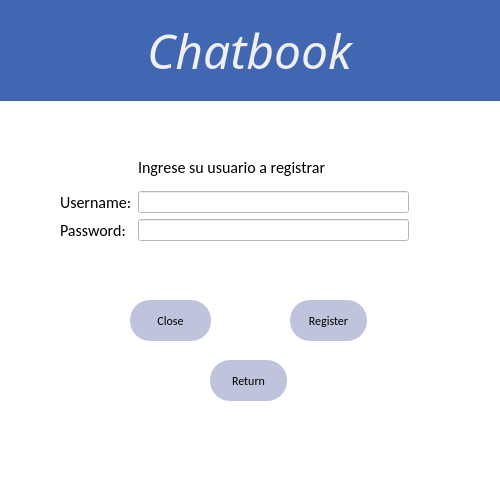
The window that Register.ui (Sastiazaran/chatRooms) describes before a commit, drawn with Qt 5.
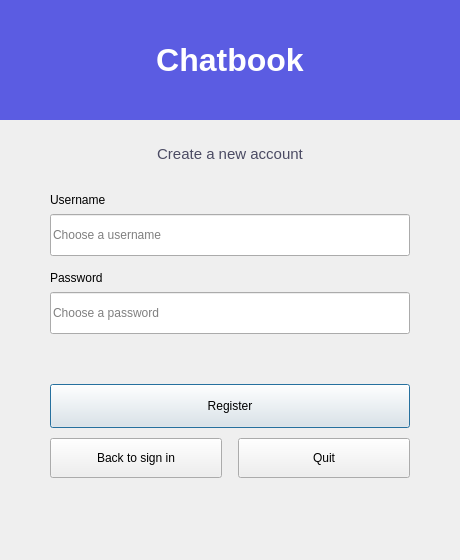
The same window after the commit.

```diff
--- a/Register.ui
+++ b/Register.ui
@@ -6,177 +6,30 @@
    <rect>
     <x>0</x>
     <y>0</y>
-    <width>500</width>
-    <height>500</height>
+    <width>460</width>
+    <height>560</height>
    </rect>
   </property>
-  <property name="maximumSize">
+  <property name="minimumSize">
    <size>
-    <width>1000</width>
-    <height>1000</height>
+    <width>420</width>
+    <height>520</height>
    </size>
   </property>
   <property name="windowTitle">
    <string>Dialog</string>
   </property>
-  <property name="styleSheet">
-   <string notr="true">background-color: rgb(255,255, 255);</string>
-  </property>
-  <widget class="QWidget" name="layoutWidget">
-   <property name="geometry">
-    <rect>
-     <x>60</x>
-     <y>150</y>
-     <width>349</width>
-     <height>91</height>
-    </rect>
-   </property>
-   <layout class="QGridLayout" name="gridLayout">
-    <item row="3" column="1">
-     <widget class="QLineEdit" name="lineEdit_2">
-      <property name="styleSheet">
-       <string notr="true">
-background-color: rgb(255, 255, 255);</string>
-      </property>
-      <property name="echoMode">
-       <enum>QLineEdit::Password</enum>
-      </property>
-     </widget>
-    </item>
-    <item row="2" column="0">
-     <widget class="QLabel" name="label_3">
-      <property name="font">
-       <font>
-        <family>Calibri</family>
-        <pointsize>12</pointsize>
-       </font>
-      </property>
-      <property name="text">
-       <string>Username:</string>
-      </property>
-     </widget>
-    </item>
-    <item row="2" column="1">
-     <widget class="QLineEdit" name="lineEdit">
-      <property name="font">
-       <font>
-        <family>Consolas</family>
-       </font>
-      </property>
-      <property name="styleSheet">
-       <string notr="true">
-background-color: rgb(255, 255, 255);</string>
-      </property>
-     </widget>
-    </item>
-    <item row="3" column="0">
-     <widget class="QLabel" name="label_4">
-      <property name="font">
-       <font>
-        <family>Calibri</family>
-        <pointsize>12</pointsize>
-       </font>
-      </property>
-      <property name="text">
-       <string>Password:</string>
-      </property>
-     </widget>
-    </item>
-    <item row="1" column="1">
-     <widget class="QLabel" name="label_2">
-      <property name="font">
-       <font>
-        <family>Calibri</family>
-        <pointsize>12</pointsize>
-       </font>
-      </property>
-      <property name="text">
-       <string>Ingrese su usuario a registrar</string>
-      </property>
-     </widget>
-    </item>
-   </layout>
-  </widget>
-  <widget class="QLabel" name="label_5">
-   <property name="geometry">
-    <rect>
-     <x>50</x>
-     <y>260</y>
-     <width>411</width>
-     <height>20</height>
-    </rect>
-   </property>
-   <property name="styleSheet">
-    <string notr="true">font: 11pt &quot;Consolas&quot;;
-color: red;</string>
-   </property>
-   <property name="text">
-    <string/>
-   </property>
-  </widget>
-  <widget class="QPushButton" name="pushButton">
-   <property name="geometry">
-    <rect>
-     <x>210</x>
-     <y>360</y>
-     <width>77</width>
-     <height>41</height>
-    </rect>
-   </property>
-   <property name="font">
-    <font>
-     <family>Calibri</family>
-    </font>
-   </property>
-   <property name="styleSheet">
-    <string notr="true">border-radius:20px;
-background-color: rgb(191, 196, 220);</string>
-   </property>
-   <property name="text">
-    <string>Return</string>
-   </property>
-  </widget>
-  <widget class="QPushButton" name="pushButton_2">
-   <property name="geometry">
-    <rect>
-     <x>130</x>
-     <y>300</y>
-     <width>81</width>
-     <height>41</height>
-    </rect>
-   </property>
-   <property name="font">
-    <font>
-     <family>Calibri</family>
-    </font>
-   </property>
-   <property name="styleSheet">
-    <string notr="true">border-radius:20px;
-background-color: rgb(191, 196, 220);</string>
-   </property>
-   <property name="text">
-    <string>Close</string>
-   </property>
-  </widget>
   <widget class="QLabel" name="label">
    <property name="geometry">
     <rect>
-     <x>-1</x>
+     <x>0</x>
      <y>0</y>
-     <width>501</width>
-     <height>101</height>
+     <width>460</width>
+     <height>120</height>
     </rect>
    </property>
-   <property name="font">
-    <font>
-     <family>Harlow Solid Italic</family>
-     <pointsize>36</pointsize>
-     <italic>true</italic>
-    </font>
-   </property>
    <property name="styleSheet">
-    <string notr="true">background-color: rgb(66, 103, 178);
-color: rgb(239, 239, 239);</string>
+    <string notr="true">background-color: #5b5ce2; color: #ffffff; font-size: 32px; font-weight: 700;</string>
    </property>
    <property name="text">
     <string>Chatbook</string>
@@ -185,28 +38,138 @@
     <set>Qt::AlignCenter</set>
    </property>
   </widget>
+  <widget class="QLabel" name="label_2">
+   <property name="geometry">
+    <rect>
+     <x>40</x>
+     <y>140</y>
+     <width>380</width>
+     <height>28</height>
+    </rect>
+   </property>
+   <property name="styleSheet">
+    <string notr="true">font-size: 15px; color: #4b4b63;</string>
+   </property>
+   <property name="text">
+    <string>Create a new account</string>
+   </property>
+   <property name="alignment">
+    <set>Qt::AlignCenter</set>
+   </property>
+  </widget>
+  <widget class="QLabel" name="label_3">
+   <property name="geometry">
+    <rect>
+     <x>50</x>
+     <y>190</y>
+     <width>360</width>
+     <height>20</height>
+    </rect>
+   </property>
+   <property name="text">
+    <string>Username</string>
+   </property>
+  </widget>
+  <widget class="QLineEdit" name="lineEdit">
+   <property name="geometry">
+    <rect>
+     <x>50</x>
+     <y>214</y>
+     <width>360</width>
+     <height>42</height>
+    </rect>
+   </property>
+   <property name="placeholderText">
+    <string>Choose a username</string>
+   </property>
+  </widget>
+  <widget class="QLabel" name="label_4">
+   <property name="geometry">
+    <rect>
+     <x>50</x>
+     <y>268</y>
+     <width>360</width>
+     <height>20</height>
+    </rect>
+   </property>
+   <property name="text">
+    <string>Password</string>
+   </property>
+  </widget>
+  <widget class="QLineEdit" name="lineEdit_2">
+   <property name="geometry">
+    <rect>
+     <x>50</x>
+     <y>292</y>
+     <width>360</width>
+     <height>42</height>
+    </rect>
+   </property>
+   <property name="echoMode">
+    <enum>QLineEdit::Password</enum>
+   </property>
+   <property name="placeholderText">
+    <string>Choose a password</string>
+   </property>
+  </widget>
+  <widget class="QLabel" name="label_5">
+   <property name="geometry">
+    <rect>
+     <x>50</x>
+     <y>344</y>
+     <width>360</width>
+     <height>28</height>
+    </rect>
+   </property>
+   <property name="styleSheet">
+    <string notr="true">color: #e5484d; font-weight: 600;</string>
+   </property>
+   <property name="text">
+    <string/>
+   </property>
+   <property name="alignment">
+    <set>Qt::AlignCenter</set>
+   </property>
+  </widget>
   <widget class="QPushButton" name="pushButton_3">
    <property name="geometry">
     <rect>
-     <x>290</x>
-     <y>300</y>
-     <width>77</width>
-     <height>41</height>
+     <x>50</x>
+     <y>384</y>
+     <width>360</width>
+     <height>44</height>
     </rect>
    </property>
-   <property name="font">
-    <font>
-     <family>Calibri</family>
-    </font>
-   </property>
-   <property name="styleSheet">
-    <string notr="true">border-radius:20px;
-background-color: rgb(191, 196, 220);</string>
-   </property>
    <property name="text">
     <string>Register</string>
    </property>
   </widget>
+  <widget class="QPushButton" name="pushButton">
+   <property name="geometry">
+    <rect>
+     <x>50</x>
+     <y>438</y>
+     <width>172</width>
+     <height>40</height>
+    </rect>
+   </property>
+   <property name="text">
+    <string>Back to sign in</string>
+   </property>
+  </widget>
+  <widget class="QPushButton" name="pushButton_2">
+   <property name="geometry">
+    <rect>
+     <x>238</x>
+     <y>438</y>
+     <width>172</width>
+     <height>40</height>
+    </rect>
+   </property>
+   <property name="text">
+    <string>Quit</string>
+   </property>
+  </widget>
  </widget>
  <resources/>
  <connections/>
```
Left out of the diff: 6 changed lines with no effect on the pictures.
